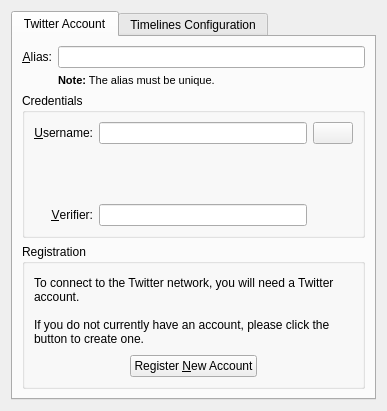
Qt form microblogs/twitter/twittereditaccount_base.ui (KDE/choqok) before a commit.
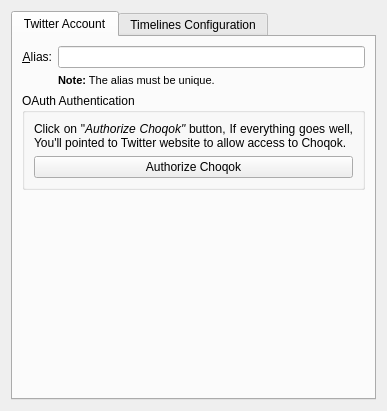
The same form after that commit. Custom widgets are drawn as their Qt base class.

Commit message: GUI: Add/Edit account dialogs get ready to use with OAuth.

```diff
--- a/microblogs/twitter/twittereditaccount_base.ui
+++ b/microblogs/twitter/twittereditaccount_base.ui
@@ -67,140 +67,41 @@
          </property>
         </widget>
        </item>
+       <item row="3" column="0" colspan="2">
+        <spacer name="verticalSpacer">
+         <property name="orientation">
+          <enum>Qt::Vertical</enum>
+         </property>
+         <property name="sizeHint" stdset="0">
+          <size>
+           <width>20</width>
+           <height>40</height>
+          </size>
+         </property>
+        </spacer>
+       </item>
        <item row="2" column="0" colspan="2">
         <widget class="QGroupBox" name="kcfg_credentialsBox">
          <property name="title">
-          <string>Credentials</string>
+          <string>OAuth Authentication </string>
          </property>
-         <layout class="QGridLayout" name="gridLayout_2">
-          <item row="0" column="0">
-           <widget class="QLabel" name="textLabel1">
-            <property name="text">
-             <string>&amp;Username:</string>
-            </property>
-            <property name="alignment">
-             <set>Qt::AlignRight|Qt::AlignTrailing|Qt::AlignVCenter</set>
-            </property>
-            <property name="buddy">
-             <cstring>kcfg_username</cstring>
-            </property>
-           </widget>
-          </item>
-          <item row="0" column="1">
-           <widget class="KLineEdit" name="kcfg_username">
-            <property name="toolTip">
-             <string>The name you use to connect to the service</string>
-            </property>
-           </widget>
-          </item>
-          <item row="0" column="2" colspan="2">
-           <widget class="KPushButton" name="kcfg_authorize">
-            <property name="toolTip">
-             <string>Verify Credentials</string>
-            </property>
-           </widget>
-          </item>
-          <item row="1" column="0" colspan="4">
-           <spacer name="verticalSpacer">
-            <property name="orientation">
-             <enum>Qt::Vertical</enum>
-            </property>
-            <property name="sizeHint" stdset="0">
-             <size>
-              <width>20</width>
-              <height>40</height>
-             </size>
-            </property>
-           </spacer>
-          </item>
-          <item row="2" column="0">
-           <widget class="QLabel" name="textLabel1_2">
-            <property name="text">
-             <string>&amp;Verifier:</string>
-            </property>
-            <property name="alignment">
-             <set>Qt::AlignRight|Qt::AlignTrailing|Qt::AlignVCenter</set>
-            </property>
-            <property name="buddy">
-             <cstring>kcfg_password</cstring>
-            </property>
-           </widget>
-          </item>
-          <item row="2" column="1">
-           <widget class="KLineEdit" name="kcfg_password">
-            <property name="toolTip">
-             <string>The password associated to your username for the service</string>
-            </property>
-            <property name="text">
-             <string/>
-            </property>
-            <property name="passwordMode">
-             <bool>true</bool>
-            </property>
-           </widget>
-          </item>
-         </layout>
-        </widget>
-       </item>
-       <item row="3" column="0" colspan="2">
-        <widget class="QGroupBox" name="groupBoxRegister">
-         <property name="title">
-          <string>Registration</string>
-         </property>
-         <layout class="QGridLayout">
-          <property name="margin">
-           <number>9</number>
-          </property>
-          <property name="spacing">
-           <number>6</number>
-          </property>
-          <item row="0" column="0" colspan="3">
-           <widget class="QLabel" name="textLabel6">
-            <property name="sizePolicy">
-             <sizepolicy hsizetype="Preferred" vsizetype="MinimumExpanding">
-              <horstretch>0</horstretch>
-              <verstretch>0</verstretch>
-             </sizepolicy>
-            </property>
-            <property name="minimumSize">
-             <size>
-              <width>0</width>
-              <height>0</height>
-             </size>
-            </property>
+         <layout class="QVBoxLayout" name="verticalLayout_3">
+          <item>
+           <widget class="QLabel" name="label_2">
             <property name="text">
              <string>&lt;!DOCTYPE HTML PUBLIC &quot;-//W3C//DTD HTML 4.0//EN&quot; &quot;http://www.w3.org/TR/REC-html40/strict.dtd&quot;&gt;
 &lt;html&gt;&lt;head&gt;&lt;meta name=&quot;qrichtext&quot; content=&quot;1&quot; /&gt;&lt;style type=&quot;text/css&quot;&gt;
 p, li { white-space: pre-wrap; }
-&lt;/style&gt;&lt;/head&gt;&lt;body style=&quot; font-family:'DejaVu Sans'; font-size:9pt; font-weight:400; font-style:normal;&quot;&gt;
-&lt;p style=&quot; margin-top:0px; margin-bottom:0px; margin-left:0px; margin-right:0px; -qt-block-indent:0; text-indent:0px;&quot;&gt;To connect to the Twitter network, you will need a Twitter account.&lt;br /&gt;&lt;br /&gt;If you do not currently have an account, please click the button to create one.&lt;/p&gt;&lt;/body&gt;&lt;/html&gt;</string>
-            </property>
-            <property name="alignment">
-             <set>Qt::AlignVCenter</set>
+&lt;/style&gt;&lt;/head&gt;&lt;body style=&quot; font-family:'Sans Serif'; font-size:9pt; font-weight:400; font-style:normal;&quot;&gt;
+&lt;p align=&quot;justify&quot; style=&quot; margin-top:0px; margin-bottom:0px; margin-left:0px; margin-right:0px; -qt-block-indent:0; text-indent:0px;&quot;&gt;Click on &amp;quot;&lt;span style=&quot; font-style:italic;&quot;&gt;Authorize Choqok&amp;quot;&lt;/span&gt; button, If everything goes well, You'll pointed to Twitter website to allow access to Choqok.&lt;/p&gt;&lt;/body&gt;&lt;/html&gt;</string>
             </property>
             <property name="wordWrap">
              <bool>true</bool>
             </property>
            </widget>
           </item>
-          <item row="1" column="0">
-           <spacer>
-            <property name="orientation">
-             <enum>Qt::Horizontal</enum>
-            </property>
-            <property name="sizeHint" stdset="0">
-             <size>
-              <width>0</width>
-              <height>20</height>
-             </size>
-            </property>
-           </spacer>
-          </item>
-          <item row="1" column="1">
-           <widget class="QPushButton" name="kcfg_register">
-            <property name="enabled">
-             <bool>true</bool>
-            </property>
+          <item>
+           <widget class="KPushButton" name="kcfg_authorize">
             <property name="toolTip">
              <string>Register a new account on this network.</string>
             </property>
@@ -208,23 +109,10 @@
              <string>Register a new account on this network.</string>
             </property>
             <property name="text">
-             <string>Register &amp;New Account</string>
+             <string>Authorize Choqok</string>
             </property>
            </widget>
           </item>
-          <item row="1" column="2">
-           <spacer>
-            <property name="orientation">
-             <enum>Qt::Horizontal</enum>
-            </property>
-            <property name="sizeHint" stdset="0">
-             <size>
-              <width>0</width>
-              <height>20</height>
-             </size>
-            </property>
-           </spacer>
-          </item>
          </layout>
         </widget>
        </item>
```
Left out of the diff: 11 changed lines with no effect on the pictures. The commit also changes 7 other files.
